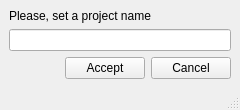
Giswater/giswater_qgis_plugin, file ui/readsql_rename.ui: the form before one commit.
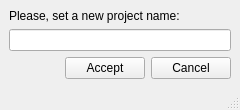
The form after the commit.

Commit message: Enhancement: Add data into Information software version and rename window title

What changed in the file:
```diff
--- a/ui/readsql_rename.ui
+++ b/ui/readsql_rename.ui
@@ -37,7 +37,7 @@
       <item>
        <widget class="QLabel" name="label">
         <property name="text">
-         <string>Please, set a project name</string>
+         <string>Please, set a new project name:</string>
         </property>
        </widget>
       </item>
```
The commit also changes 3 other files.
